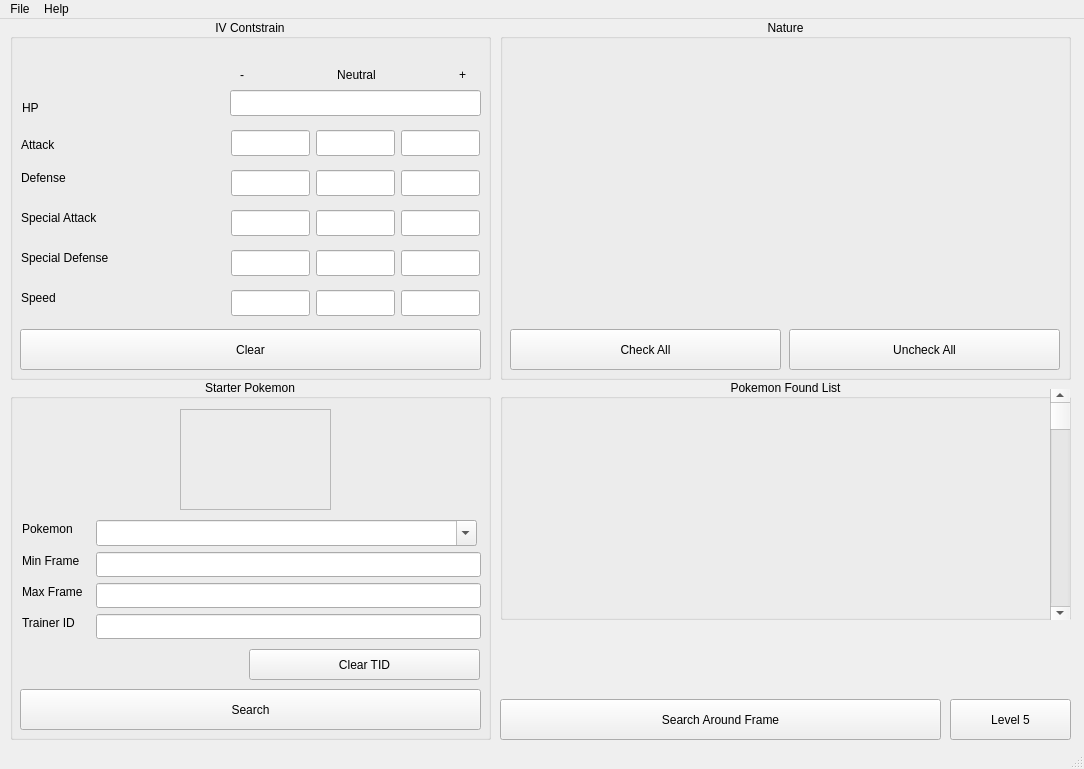
Above: ui/mainwindow.ui from HunarPG/Gen-3-Predictor-PySide6 before the change. Below: the same form after it.
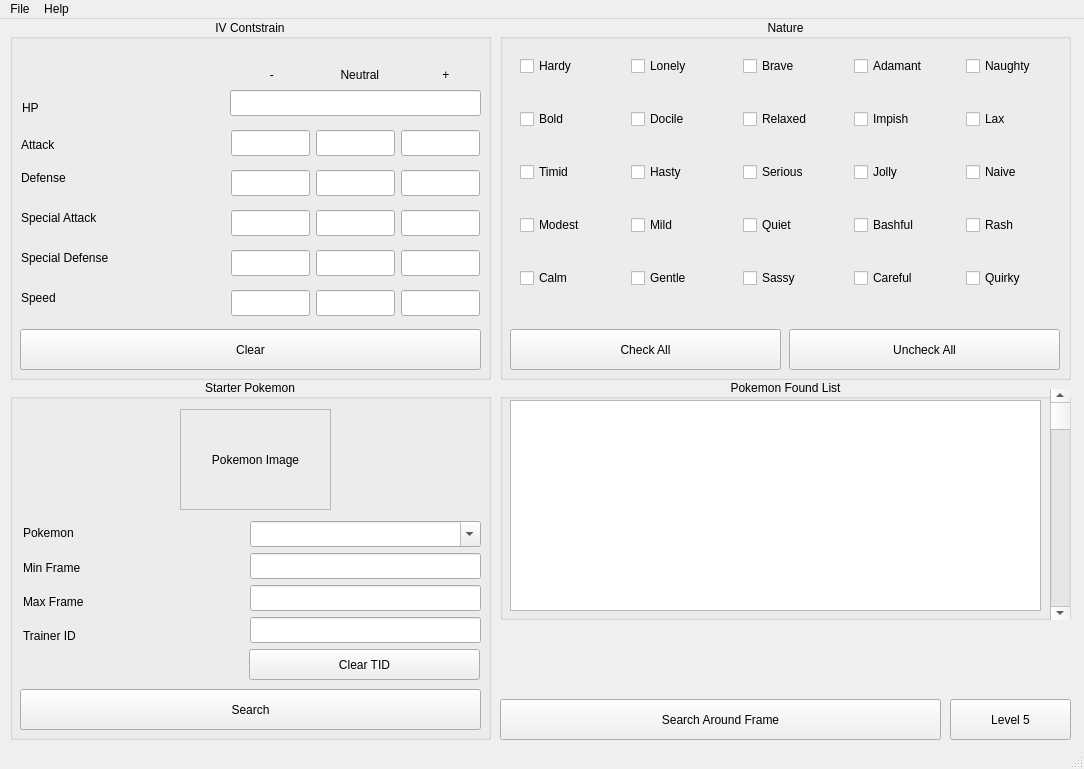
That is the form after the change.

Commit message: Finish up desigining Main Window(except displaying stats and IV's of selected Pokemon)

The edit to the form file:
```diff
--- a/ui/mainwindow.ui
+++ b/ui/mainwindow.ui
@@ -58,7 +58,7 @@
       </rect>
      </property>
      <property name="text">
-      <string>-                            Neutral                         +</string>
+      <string>         -                    Neutral                   +</string>
      </property>
     </widget>
     <widget class="QLabel" name="label_HP_IV">
@@ -341,6 +341,213 @@
       <string>Uncheck All</string>
      </property>
     </widget>
+    <widget class="QWidget" name="">
+     <property name="geometry">
+      <rect>
+       <x>20</x>
+       <y>10</y>
+       <width>551</width>
+       <height>291</height>
+      </rect>
+     </property>
+     <layout class="QVBoxLayout" name="verticalLayout">
+      <item>
+       <layout class="QHBoxLayout" name="horizontalLayout">
+        <item>
+         <widget class="QCheckBox" name="checkBox_Nature_Hardy">
+          <property name="text">
+           <string>Hardy</string>
+          </property>
+         </widget>
+        </item>
+        <item>
+         <widget class="QCheckBox" name="checkBox_Nature_Lonely">
+          <property name="text">
+           <string>Lonely</string>
+          </property>
+         </widget>
+        </item>
+        <item>
+         <widget class="QCheckBox" name="checkBox_Nature_Brave">
+          <property name="text">
+           <string>Brave</string>
+          </property>
+         </widget>
+        </item>
+        <item>
+         <widget class="QCheckBox" name="checkBox_Nature_Adamant">
+          <property name="text">
+           <string>Adamant</string>
+          </property>
+         </widget>
+        </item>
+        <item>
+         <widget class="QCheckBox" name="checkBox_Nature_Naughty">
+          <property name="text">
+           <string>Naughty</string>
+          </property>
+         </widget>
+        </item>
+       </layout>
+      </item>
+      <item>
+       <layout class="QHBoxLayout" name="horizontalLayout_2">
+        <item>
+         <widget class="QCheckBox" name="checkBox_Nature_Bold">
+          <property name="text">
+           <string>Bold</string>
+          </property>
+         </widget>
+        </item>
+        <item>
+         <widget class="QCheckBox" name="checkBox_Nature_Docile">
+          <property name="text">
+           <string>Docile</string>
+          </property>
+         </widget>
+        </item>
+        <item>
+         <widget class="QCheckBox" name="checkBox_Nature_Relaxed">
+          <property name="text">
+           <string>Relaxed</string>
+          </property>
+         </widget>
+        </item>
+        <item>
+         <widget class="QCheckBox" name="checkBox_Nature_Impish">
+          <property name="text">
+           <string>Impish</string>
+          </property>
+         </widget>
+        </item>
+        <item>
+         <widget class="QCheckBox" name="checkBox_Nature_Lax">
+          <property name="text">
+           <string>Lax</string>
+          </property>
+         </widget>
+        </item>
+       </layout>
+      </item>
+      <item>
+       <layout class="QHBoxLayout" name="horizontalLayout_3">
+        <item>
+         <widget class="QCheckBox" name="checkBox_Nature_Timid">
+          <property name="text">
+           <string>Timid</string>
+          </property>
+         </widget>
+        </item>
+        <item>
+         <widget class="QCheckBox" name="checkBox_Nature_Hasty">
+          <property name="text">
+           <string>Hasty</string>
+          </property>
+         </widget>
+        </item>
+        <item>
+         <widget class="QCheckBox" name="checkBox_Nature_Serious">
+          <property name="text">
+           <string>Serious</string>
+          </property>
+         </widget>
+        </item>
+        <item>
+         <widget class="QCheckBox" name="checkBox_Nature_Jolly">
+          <property name="text">
+           <string>Jolly</string>
+          </property>
+         </widget>
+        </item>
+        <item>
+         <widget class="QCheckBox" name="checkBox_Nature_Naive">
+          <property name="text">
+           <string>Naive</string>
+          </property>
+         </widget>
+        </item>
+       </layout>
+      </item>
+      <item>
+       <layout class="QHBoxLayout" name="horizontalLayout_4">
+        <item>
+         <widget class="QCheckBox" name="checkBox_Nature_Modest">
+          <property name="text">
+           <string>Modest</string>
+          </property>
+         </widget>
+        </item>
+        <item>
+         <widget class="QCheckBox" name="checkBox_Nature_Mild">
+          <property name="text">
+           <string>Mild</string>
+          </property>
+         </widget>
+        </item>
+        <item>
+         <widget class="QCheckBox" name="checkBox_Nature_Quiet">
+          <property name="text">
+           <string>Quiet</string>
+          </property>
+         </widget>
+        </item>
+        <item>
+         <widget class="QCheckBox" name="checkBox_Nature_Bashful">
+          <property name="text">
+           <string>Bashful</string>
+          </property>
+         </widget>
+        </item>
+        <item>
+         <widget class="QCheckBox" name="checkBox_Nature_Rash">
+          <property name="text">
+           <string>Rash</string>
+          </property>
+         </widget>
+        </item>
+       </layout>
+      </item>
+      <item>
+       <layout class="QHBoxLayout" name="horizontalLayout_5">
+        <item>
+         <widget class="QCheckBox" name="checkBox_Nature_Calm">
+          <property name="text">
+           <string>Calm</string>
+          </property>
+         </widget>
+        </item>
+        <item>
+         <widget class="QCheckBox" name="checkBox_Nature_Gentle">
+          <property name="text">
+           <string>Gentle</string>
+          </property>
+         </widget>
+        </item>
+        <item>
+         <widget class="QCheckBox" name="checkBox_Nature_Sassy">
+          <property name="text">
+           <string>Sassy</string>
+          </property>
+         </widget>
+        </item>
+        <item>
+         <widget class="QCheckBox" name="checkBox_Nature_Careful">
+          <property name="text">
+           <string>Careful</string>
+          </property>
+         </widget>
+        </item>
+        <item>
+         <widget class="QCheckBox" name="checkBox_Nature_Quirky">
+          <property name="text">
+           <string>Quirky</string>
+          </property>
+         </widget>
+        </item>
+       </layout>
+      </item>
+     </layout>
+    </widget>
    </widget>
    <widget class="QGroupBox" name="groupBox_Starter_Pokemon">
     <property name="geometry">
@@ -386,72 +593,33 @@
     <widget class="QLineEdit" name="lineEdit_Trainer_ID">
      <property name="geometry">
       <rect>
-       <x>86</x>
-       <y>235</y>
-       <width>385</width>
-       <height>25</height>
+       <x>240</x>
+       <y>238</y>
+       <width>231</width>
+       <height>26</height>
       </rect>
      </property>
     </widget>
-    <widget class="QLabel" name="label_Trainer_ID">
-     <property name="geometry">
-      <rect>
-       <x>12</x>
-       <y>235</y>
-       <width>61</width>
-       <height>18</height>
-      </rect>
-     </property>
-     <property name="text">
-      <string>Trainer ID</string>
-     </property>
-    </widget>
-    <widget class="QLabel" name="label_Max_Frame">
-     <property name="geometry">
-      <rect>
-       <x>12</x>
-       <y>204</y>
-       <width>68</width>
-       <height>18</height>
-      </rect>
-     </property>
-     <property name="text">
-      <string>Max Frame</string>
-     </property>
-    </widget>
     <widget class="QLineEdit" name="lineEdit_Max_Frame">
      <property name="geometry">
       <rect>
-       <x>86</x>
-       <y>204</y>
-       <width>385</width>
-       <height>25</height>
+       <x>240</x>
+       <y>206</y>
+       <width>231</width>
+       <height>26</height>
       </rect>
      </property>
     </widget>
     <widget class="QLineEdit" name="lineEdit_Minimum_Frame">
      <property name="geometry">
       <rect>
-       <x>86</x>
-       <y>173</y>
-       <width>385</width>
-       <height>25</height>
+       <x>240</x>
+       <y>174</y>
+       <width>231</width>
+       <height>26</height>
       </rect>
      </property>
     </widget>
-    <widget class="QLabel" name="label_Min_Frame">
-     <property name="geometry">
-      <rect>
-       <x>12</x>
-       <y>173</y>
-       <width>66</width>
-       <height>18</height>
-      </rect>
-     </property>
-     <property name="text">
-      <string>Min Frame</string>
-     </property>
-    </widget>
     <widget class="QFrame" name="frame_Pokemon_Image">
      <property name="geometry">
       <rect>
@@ -467,26 +635,29 @@
      <property name="frameShadow">
       <enum>QFrame::Shadow::Raised</enum>
      </property>
-    </widget>
-    <widget class="QLabel" name="label_Pokemon_Name">
-     <property name="geometry">
-      <rect>
-       <x>12</x>
-       <y>141</y>
-       <width>59</width>
-       <height>18</height>
-      </rect>
-     </property>
-     <property name="text">
-      <string>Pokemon</string>
-     </property>
+     <widget class="QLabel" name="label_Pokemon_Image">
+      <property name="geometry">
+       <rect>
+        <x>0</x>
+        <y>0</y>
+        <width>151</width>
+        <height>101</height>
+       </rect>
+      </property>
+      <property name="text">
+       <string>Pokemon Image</string>
+      </property>
+      <property name="alignment">
+       <set>Qt::AlignmentFlag::AlignCenter</set>
+      </property>
+     </widget>
     </widget>
     <widget class="QComboBox" name="comboBox_Pokemon_Names">
      <property name="geometry">
       <rect>
-       <x>86</x>
-       <y>141</y>
-       <width>381</width>
+       <x>240</x>
+       <y>142</y>
+       <width>231</width>
        <height>26</height>
       </rect>
      </property>
@@ -494,6 +665,46 @@
       <bool>true</bool>
      </property>
     </widget>
+    <widget class="QWidget" name="">
+     <property name="geometry">
+      <rect>
+       <x>13</x>
+       <y>140</y>
+       <width>70</width>
+       <height>131</height>
+      </rect>
+     </property>
+     <layout class="QVBoxLayout" name="verticalLayout_2">
+      <item>
+       <widget class="QLabel" name="label_Pokemon_Name">
+        <property name="text">
+         <string>Pokemon</string>
+        </property>
+       </widget>
+      </item>
+      <item>
+       <widget class="QLabel" name="label_Min_Frame">
+        <property name="text">
+         <string>Min Frame</string>
+        </property>
+       </widget>
+      </item>
+      <item>
+       <widget class="QLabel" name="label_Max_Frame">
+        <property name="text">
+         <string>Max Frame</string>
+        </property>
+       </widget>
+      </item>
+      <item>
+       <widget class="QLabel" name="label_Trainer_ID">
+        <property name="text">
+         <string>Trainer ID</string>
+        </property>
+       </widget>
+      </item>
+     </layout>
+    </widget>
    </widget>
    <widget class="QGroupBox" name="groupBox_Pokemon_Found_List">
     <property name="geometry">
@@ -523,6 +734,16 @@
       <enum>Qt::Orientation::Vertical</enum>
      </property>
     </widget>
+    <widget class="QTableView" name="tableView_Pokemon_Found">
+     <property name="geometry">
+      <rect>
+       <x>10</x>
+       <y>21</y>
+       <width>531</width>
+       <height>211</height>
+      </rect>
+     </property>
+    </widget>
    </widget>
    <widget class="QPushButton" name="pushButton_Search_Around_Frame">
     <property name="geometry">
```
Left out of the diff: 2 changed lines with no effect on the pictures.
